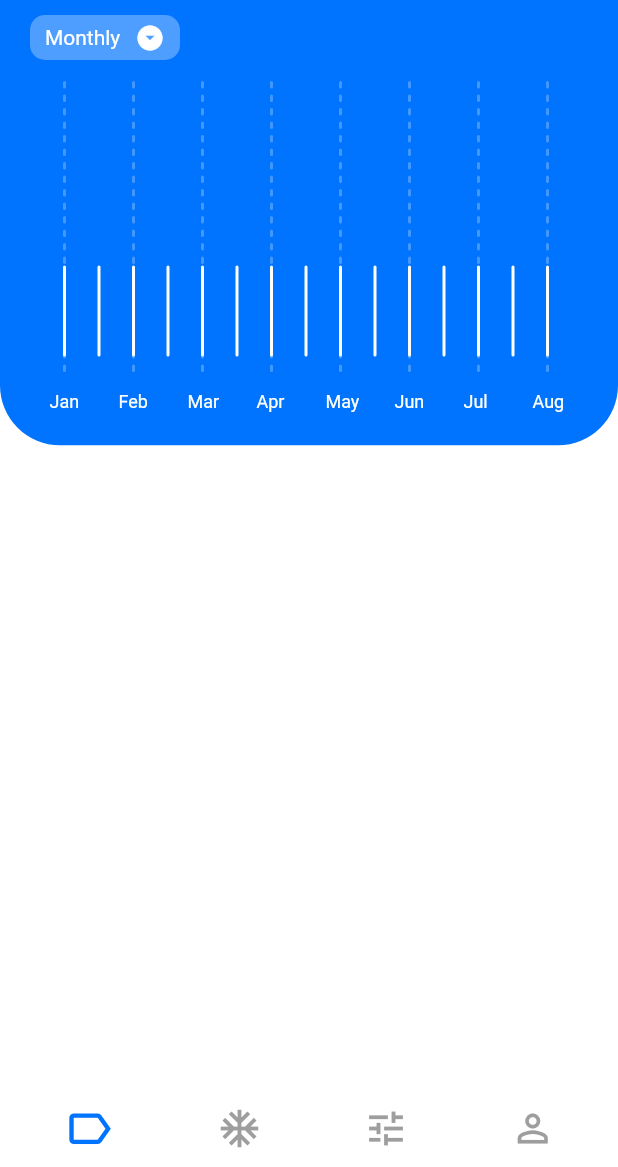
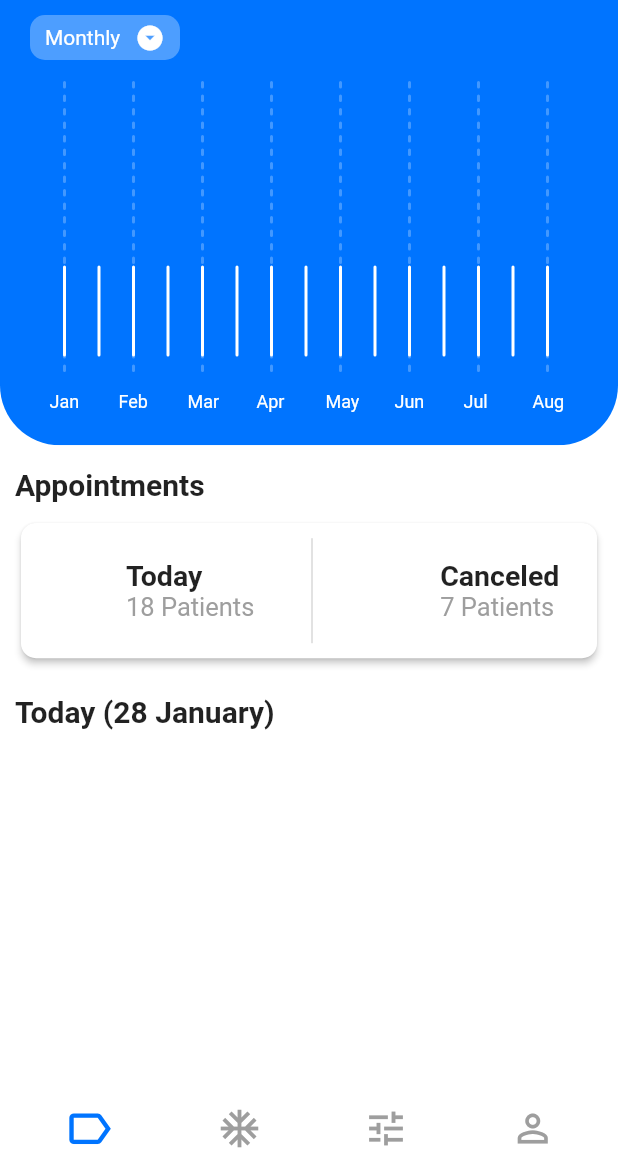
Before and after one commit to cristianfchq/flutter_hospital_dashboard, a Flutter app: the screen it shows after launch, on a phone screen of 412 x 824 dp, the part 69-1236 px from its top. Run offline on Flutter 3.47's test engine with Material 2 defaults, Android fonts, the phone set to English and light mode, and no system bars; our stand-ins replace path_drawing; network calls fail.

Commit message:
commi7 added the Appointments

```diff
--- /dev/null
+++ b/lib/appointment.card.dart
@@ -0,0 +1,91 @@
+import 'package:flutter/material.dart';
+// import 'package:flutter_hospital_dasboard/current-data-chart-painter..dart';
+
+class AppointmentCard extends StatelessWidget {
+  const AppointmentCard({Key key}) : super(key: key);
+
+  @override
+  Widget build(BuildContext context) {
+    return Row(
+      mainAxisAlignment: MainAxisAlignment.spaceBetween,
+      crossAxisAlignment: CrossAxisAlignment.center,
+      children: <Widget>[
+        _buildItem("Today", "18 Patients", Color(0xff0074ff)),
+        _buildDivider(),
+        _buildItem("Canceled", "7 Patients", Color(0xffff1759)),
+      ],
+    );
+  }
+
+  Widget _buildDivider() {
+    return Flexible(
+      flex: 1,
+      child: SizedBox(
+        width: 5,
+        child: Container(
+          alignment: Alignment.centerRight,
+          height: 70,
+          decoration: BoxDecoration(
+            border: Border(
+              right: BorderSide(
+                width: 1,
+                color: Colors.grey.withOpacity(0.4),
+              ),
+            ),
+          ),
+        ),
+      ),
+    );
+  }
+
+  Widget _buildItem(String title, String subtitle, Color chartColor) {
+    return Flexible(
+      flex: 5,
+      child: Container(
+        height: 80,
+        child: Padding(
+          padding: const EdgeInsets.fromLTRB(10, 10, 10, 10),
+          child: Row(
+            crossAxisAlignment: CrossAxisAlignment.center,
+            mainAxisAlignment: MainAxisAlignment.spaceBetween,
+            children: <Widget>[
+              Container(
+                width: 60,
+                height: 80,
+                // child: CustomPaint(
+                //   painter: CurrentDataChartPainter(
+                //     chartColor,
+                //   ),
+                // ),
+              ),
+              Expanded(
+                child: Container(
+                  child: Column(
+                    mainAxisAlignment: MainAxisAlignment.center,
+                    crossAxisAlignment: CrossAxisAlignment.start,
+                    children: <Widget>[
+                      Text(
+                        title,
+                        style: TextStyle(
+                          fontSize: 19,
+                          fontWeight: FontWeight.bold,
+                        ),
+                      ),
+                      Text(
+                        subtitle,
+                        style: TextStyle(
+                          fontSize: 17,
+                          color: Colors.grey,
+                        ),
+                      ),
+                    ],
+                  ),
+                ),
+              ),
+            ],
+          ),
+        ),
+      ),
+    );
+  }
+}
--- a/lib/main.dart
+++ b/lib/main.dart
@@ -1,4 +1,5 @@
 import 'package:flutter/material.dart';
+import 'package:flutter_hospital_dasboard/appointment.card.dart';
 import 'package:flutter_hospital_dasboard/chart-painter.dart';
 
 void main() => runApp(MyApp());
@@ -36,7 +37,7 @@ class HospitalDashBoardHome extends StatelessWidget {
     );
   }
 
-  Widget _buildAppBar(){
+  Widget _buildAppBar() {
     return AppBar(
       title: Text("Dash Board"),
       backgroundColor: primaryColor,
@@ -90,7 +91,7 @@ class HospitalDashBoardHome extends StatelessWidget {
     );
   }
 
-  Widget _buildBottomBar(){
+  Widget _buildBottomBar() {
     return BottomAppBar(
       elevation: 0.0,
       child: Padding(
@@ -118,7 +119,6 @@ class HospitalDashBoardHome extends StatelessWidget {
               Icons.perm_identity,
               color: Colors.grey,
               size: 30.0,
-
             ),
           ],
         ),
@@ -126,7 +126,7 @@ class HospitalDashBoardHome extends StatelessWidget {
     );
   }
 
-  Widget _buildBody(BuildContext context){
+  Widget _buildBody(BuildContext context) {
     return Column(
       crossAxisAlignment: CrossAxisAlignment.center,
       children: <Widget>[
@@ -142,7 +142,7 @@ class HospitalDashBoardHome extends StatelessWidget {
               ),
             ),
             child: Padding(
-              padding: const EdgeInsets.fromLTRB(20,0,20,16),
+              padding: const EdgeInsets.fromLTRB(20, 0, 20, 16),
               child: Column(
                 crossAxisAlignment: CrossAxisAlignment.start,
                 children: <Widget>[
@@ -151,15 +151,16 @@ class HospitalDashBoardHome extends StatelessWidget {
                     height: 30.0,
                     decoration: BoxDecoration(
                         color: Color(0xff4d9eff),
-                      borderRadius: BorderRadius.circular(10)
-                    ),
+                        borderRadius: BorderRadius.circular(10)),
                     child: Row(
                       mainAxisAlignment: MainAxisAlignment.spaceEvenly,
                       crossAxisAlignment: CrossAxisAlignment.center,
                       children: <Widget>[
                         Text(
                           "Monthly",
-                          style: TextStyle(color: Colors.white,),
+                          style: TextStyle(
+                            color: Colors.white,
+                          ),
                         ),
                         Icon(
                           Icons.arrow_drop_down_circle,
@@ -192,7 +193,36 @@ class HospitalDashBoardHome extends StatelessWidget {
         Flexible(
           flex: 3,
           child: Container(
-
+            color: Colors.white,
+            child: Padding(
+              padding: const EdgeInsets.fromLTRB(10, 15, 10, 10),
+              child: ListView(
+                children: <Widget>[
+                  Text(
+                    "Appointments",
+                    style:
+                        TextStyle(fontSize: 20.0, fontWeight: FontWeight.bold),
+                  ),
+                  SizedBox(
+                    height: 10.0,
+                  ),
+                  _buildCard(
+                    context,
+                    child: AppointmentCard(),
+                  ),
+                  SizedBox(
+                    height: 20.0,
+                  ),
+                  Text(
+                    "Today (28 January)",
+                    style: TextStyle(
+                      fontSize: 20.0,
+                      fontWeight: FontWeight.bold,
+                    ),
+                  ),
+                ],
+              ),
+            ),
           ),
         ),
       ],
@@ -241,7 +271,7 @@ class HospitalDashBoardHome extends StatelessWidget {
   }
 
   String getMonth(int index) {
-    final months = ['Jan', 'Feb', 'Mar', 'Apr', 'May', 'Jun', 'Jul', 'Aug'];
+    final months = ['Jan', 'Feb', 'Mar', 'Apr', 'May', 'Jun', 'Jul', 'Aug','Sep'];
     return months[index];
   }
 }
```
Also changed, not shown: images/commi7 added the Appointments.png (added). Lines whose indentation alone changed are shown as unchanged.
